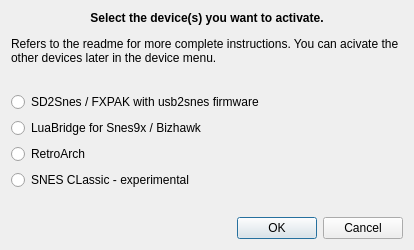
Before: the Qt Designer form tempdeviceselector.ui in Skarsnik/QUsb2snes, drawn with Qt 5.
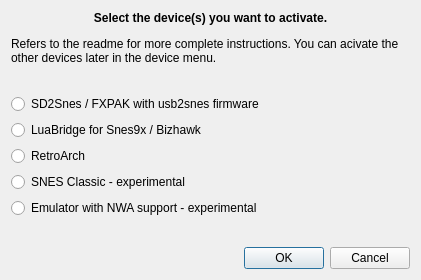
After: the same form once the commit is applied.

Commit message: ui: Fix the temps selector dialog to not allow no device on the ok button

The edit to the form file:
```diff
--- a/tempdeviceselector.ui
+++ b/tempdeviceselector.ui
@@ -6,8 +6,8 @@
    <rect>
     <x>0</x>
     <y>0</y>
-    <width>414</width>
-    <height>250</height>
+    <width>421</width>
+    <height>280</height>
    </rect>
   </property>
   <property name="windowTitle">
@@ -70,13 +70,20 @@
    <item>
     <widget class="QRadioButton" name="classicRradioButton">
      <property name="text">
-      <string>SNES CLassic - experimental</string>
+      <string>SNES Classic - experimental</string>
      </property>
      <property name="autoExclusive">
       <bool>false</bool>
      </property>
     </widget>
    </item>
+   <item>
+    <widget class="QRadioButton" name="nwaRadioButton">
+     <property name="text">
+      <string>Emulator with NWA support - experimental</string>
+     </property>
+    </widget>
+   </item>
    <item>
     <spacer name="verticalSpacer">
      <property name="orientation">
```
The commit also changes 3 other files.
